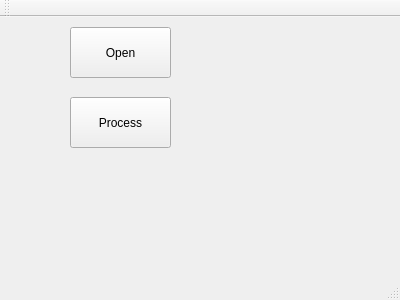
Before: the Qt Designer form Lena_std_GUI/mainwindow.ui in caozijian/caozijian.org, drawn with Qt 5.
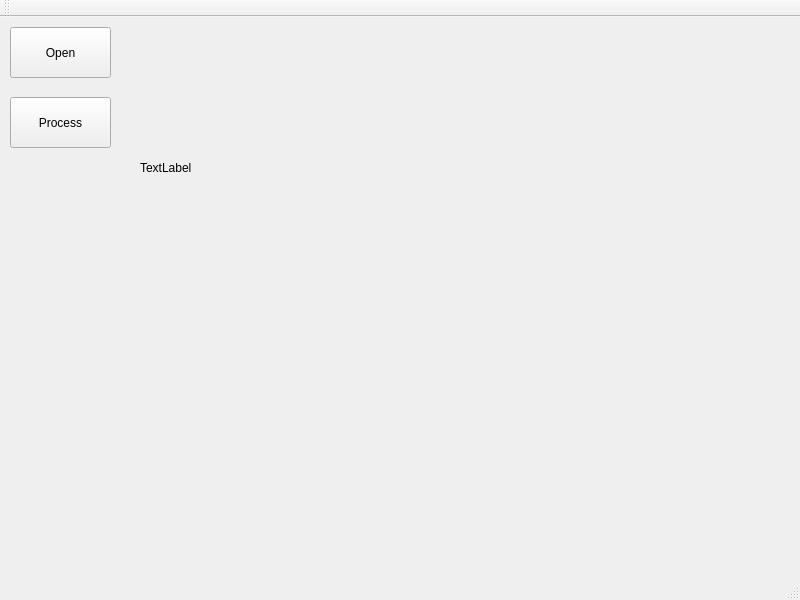
After: the same form once the commit is applied.

Commit message: use label to show an image

```diff
--- a/Lena_std_GUI/mainwindow.ui
+++ b/Lena_std_GUI/mainwindow.ui
@@ -6,8 +6,8 @@
    <rect>
     <x>0</x>
     <y>0</y>
-    <width>400</width>
-    <height>300</height>
+    <width>800</width>
+    <height>600</height>
    </rect>
   </property>
   <property name="windowTitle">
@@ -17,7 +17,7 @@
    <widget class="QPushButton" name="pushButton">
     <property name="geometry">
      <rect>
-      <x>70</x>
+      <x>10</x>
       <y>10</y>
       <width>101</width>
       <height>51</height>
@@ -30,7 +30,7 @@
    <widget class="QPushButton" name="pushButton_2">
     <property name="geometry">
      <rect>
-      <x>70</x>
+      <x>10</x>
       <y>80</y>
       <width>101</width>
       <height>51</height>
@@ -40,6 +40,19 @@
      <string>Process</string>
     </property>
    </widget>
+   <widget class="QLabel" name="label">
+    <property name="geometry">
+     <rect>
+      <x>140</x>
+      <y>10</y>
+      <width>381</width>
+      <height>281</height>
+     </rect>
+    </property>
+    <property name="text">
+     <string>TextLabel</string>
+    </property>
+   </widget>
   </widget>
   <widget class="QMenuBar" name="menuBar">
    <property name="geometry">
```
Left out of the diff: 2 changed lines with no effect on the pictures. The commit also changes 3 other files.
